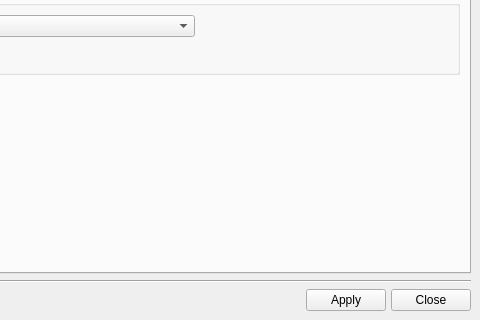
Above: meconfig.ui from MX-Linux/mx-user before the change; both pictures show x 350 to 830 and y 312 to 632 of the 830 by 632 pixel window. Below: the same form after it.
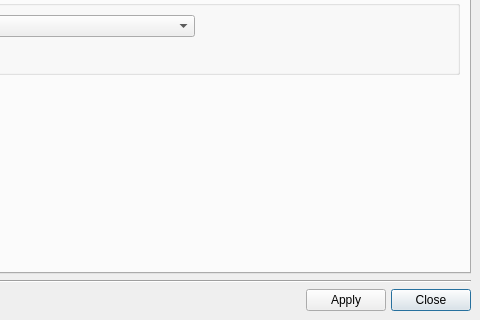
That is the form after the change. Icons and pictures are not drawn.

The edit to the form file:
```diff
--- a/meconfig.ui
+++ b/meconfig.ui
@@ -1659,6 +1659,9 @@
        <property name="autoDefault">
         <bool>true</bool>
        </property>
+       <property name="default">
+        <bool>true</bool>
+       </property>
       </widget>
      </item>
      <item row="0" column="5">
```
